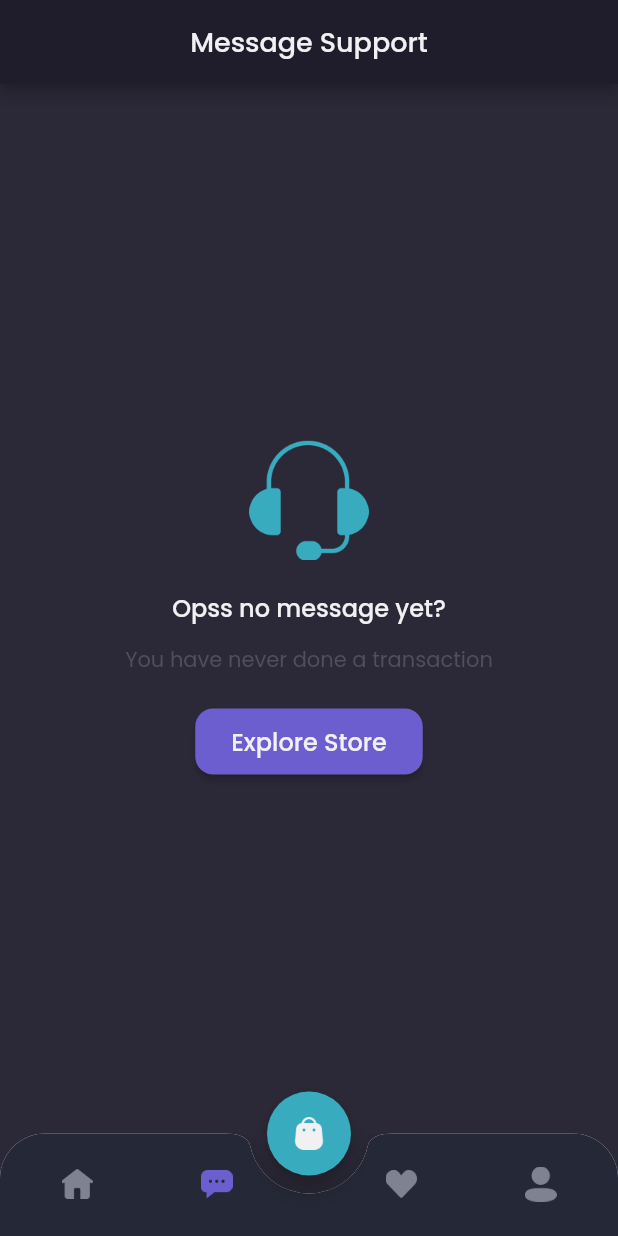
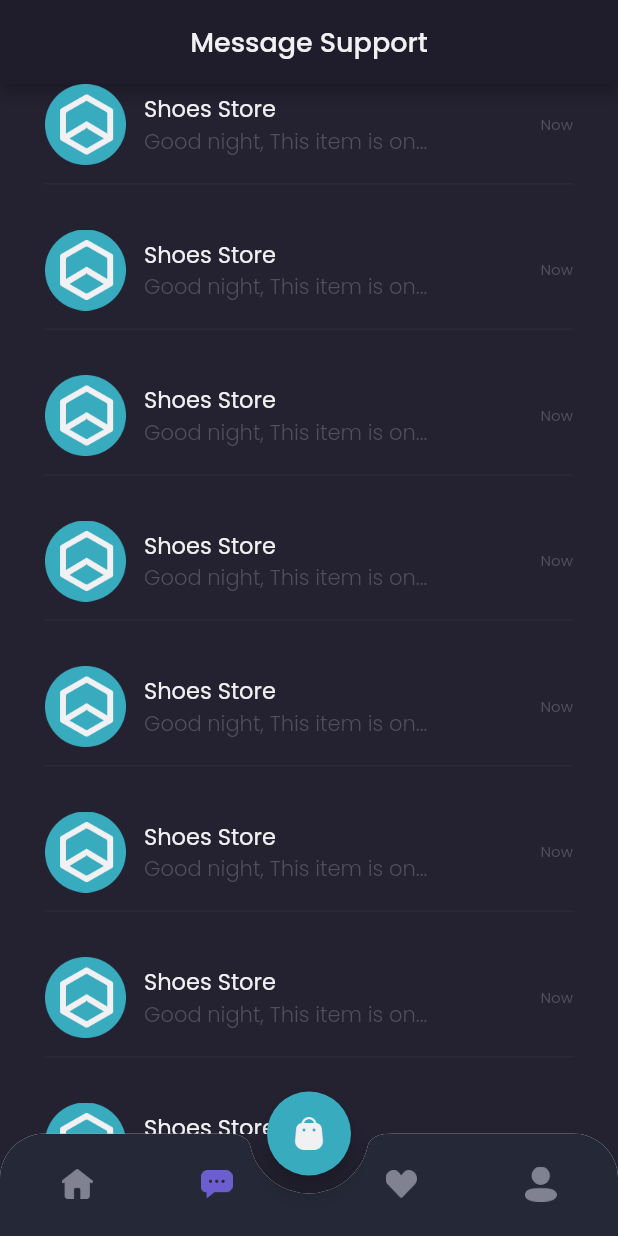
Before and after one commit to kevinrisqi/flutter_shoes_store, a Flutter app: the MainPage screen opened by its route, item 2 of the bottom bar chosen, on a phone screen of 412 x 824 dp. Run offline on Flutter 3.47's test engine with Material 2 defaults, Android fonts, the light colour scheme and no system bars; our stand-ins replace google_fonts.

Commit message:
Create chat tile in chat page

```diff
--- a/lib/pages/home/chat_page.dart
+++ b/lib/pages/home/chat_page.dart
@@ -1,7 +1,8 @@
-// ignore_for_file: prefer_const_constructors
+// ignore_for_file: prefer_const_constructors, prefer_const_literals_to_create_immutables
 
 import 'package:flutter/material.dart';
 import 'package:flutter_shoes_store/theme.dart';
+import 'package:flutter_shoes_store/widgets/chat_tile.dart';
 
 class ChatPage extends StatelessWidget {
   const ChatPage({Key? key}) : super(key: key);
@@ -23,7 +24,7 @@ class ChatPage extends StatelessWidget {
       );
     }
 
-    Widget content() {
+    Widget emptyChat() {
       return Expanded(
         child: Container(
           child: Column(
@@ -80,9 +81,29 @@ class ChatPage extends StatelessWidget {
       );
     }
 
+    Widget content() {
+      return Expanded(
+        child: ListView(
+          children: [
+            ChatTile(),
+            ChatTile(),
+            ChatTile(),
+            ChatTile(),
+            ChatTile(),
+            ChatTile(),
+            ChatTile(),
+            ChatTile(),
+            ChatTile(),
+            ChatTile(),
+          ],
+        ),
+      );
+    }
+
     return Column(
       children: [
         header(),
+        // emptyChat(),
         content(),
       ],
     );
--- a/lib/pages/home/main_page.dart
+++ b/lib/pages/home/main_page.dart
@@ -116,7 +116,7 @@ class _MainPageState extends State<MainPage> {
       floatingActionButton: cartButton(),
       floatingActionButtonLocation: FloatingActionButtonLocation.centerDocked,
       bottomNavigationBar: customNavBar(),
-      backgroundColor: bgColor2,
+      backgroundColor: bgColor3,
       body: body()
     );
   }
--- /dev/null
+++ b/lib/widgets/chat_tile.dart
@@ -0,0 +1,64 @@
+// ignore_for_file: prefer_const_constructors
+
+import 'package:flutter/material.dart';
+import 'package:flutter_shoes_store/theme.dart';
+
+class ChatTile extends StatelessWidget {
+  const ChatTile({Key? key}) : super(key: key);
+
+  @override
+  Widget build(BuildContext context) {
+    return Container(
+      width: double.infinity,
+      height: 67,
+      margin: EdgeInsets.only(
+        left: defaultMargin,
+        right: defaultMargin,
+        bottom: defaultMargin,
+      ),
+      child: Column(
+        children: [
+          Row(
+            children: [
+              Image.asset(
+                'assets/images_shop_logo.png',
+                width: 54,
+                height: 54,
+              ),
+              SizedBox(
+                width: 12,
+              ),
+              Expanded(
+                child: Column(
+                  crossAxisAlignment: CrossAxisAlignment.start,
+                  mainAxisAlignment: MainAxisAlignment.center,
+                  children: [
+                    Text(
+                      'Shoes Store',
+                      style: primaryTextStyle.copyWith(fontSize: 15),
+                    ),
+                    Text(
+                      'Good night, This item is on...',
+                      style: subtitleTextStyle.copyWith(fontWeight: light),
+                    )
+                  ],
+                ),
+              ),
+              Text(
+                'Now',
+                style: subtitleTextStyle.copyWith(fontSize: 10),
+              )
+            ],
+          ),
+          SizedBox(
+            height: 12,
+          ),
+          Container(
+            height: 1,
+            decoration: BoxDecoration(color: bgColor2),
+          ),
+        ],
+      ),
+    );
+  }
+}
```
